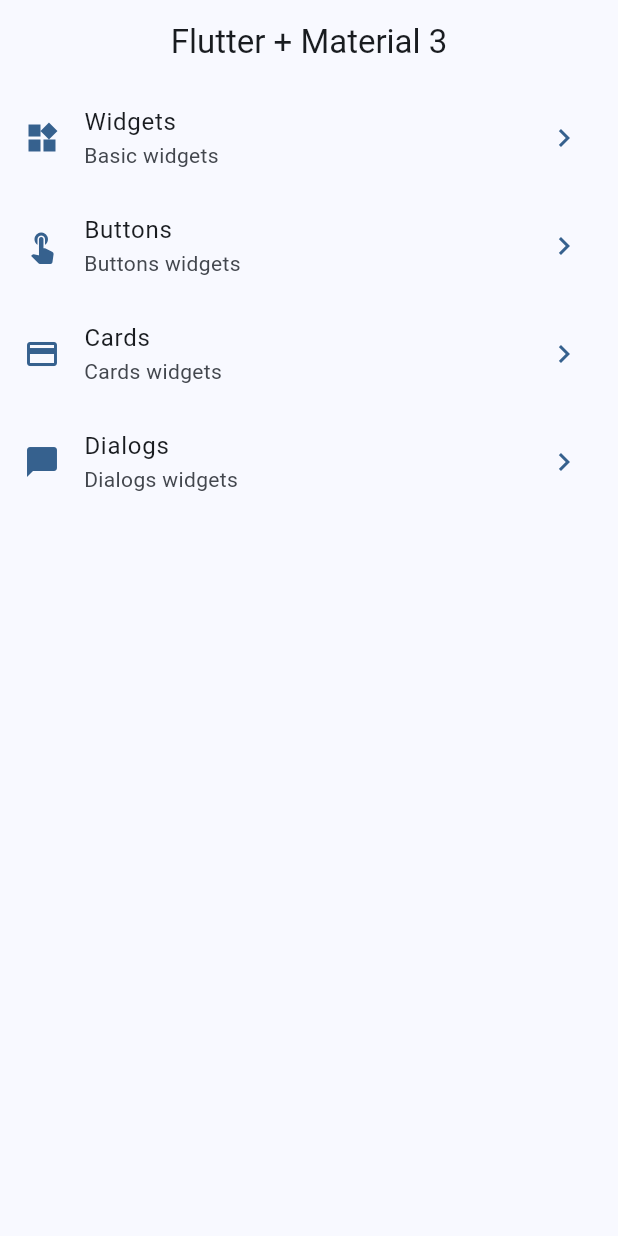
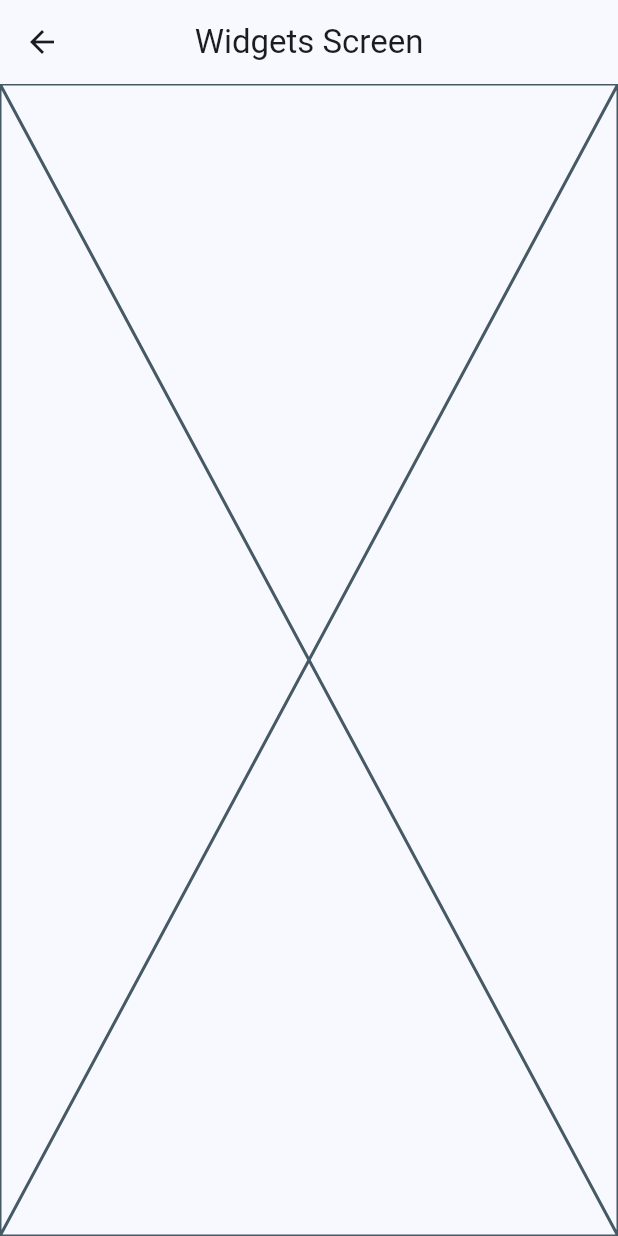
Before and after one commit to WWZ90/widgets_app, a Flutter app: the screen it shows after launch, after a tap on "Widgets", on a phone screen of 412 x 824 dp. Run offline on Flutter 3.47's test engine with Material 3 defaults, Android fonts, the phone set to English and light mode, and no system bars.

Commit message:
Configuring basic routes

```diff
--- a/lib/main.dart
+++ b/lib/main.dart
@@ -1,6 +1,10 @@
 import 'package:flutter/material.dart';
 import 'package:widgets_app/config/theme/app_theme.dart';
+import 'package:widgets_app/presentation/screens/buttons/buttons_screen.dart';
+import 'package:widgets_app/presentation/screens/cards/cards_screen.dart';
+import 'package:widgets_app/presentation/screens/dialogs/dialogs_screen.dart';
 import 'package:widgets_app/presentation/screens/home/home_screen.dart';
+import 'package:widgets_app/presentation/screens/widgets/widgets_screen.dart';
 
 void main() {
   runApp(const MainApp());
@@ -14,7 +18,13 @@ class MainApp extends StatelessWidget {
     return MaterialApp(
       debugShowCheckedModeBanner: false,
       theme: AppTheme(selectecColor: 2).getTheme(),
-      home: HomeScreen()
+      home: HomeScreen(),
+      routes: {
+        '/buttons': (context) => ButtonsScreen(),
+        '/cards': (context) => CardsScreen(),
+        '/widgets': (context) => WidgetsScreen(),
+        '/dialogs': (context) => DialogsScreen(),
+      },
     );
   }
 }
--- a/lib/presentation/screens/home/home_screen.dart
+++ b/lib/presentation/screens/home/home_screen.dart
@@ -1,5 +1,6 @@
 import 'package:flutter/material.dart';
 import 'package:widgets_app/config/menu/menu_items.dart';
+import 'package:widgets_app/presentation/screens/buttons/buttons_screen.dart';
 
 class HomeScreen extends StatelessWidget {
   const HomeScreen({super.key});
@@ -40,6 +41,10 @@ class _CustomListTile extends StatelessWidget {
       subtitle: Text(menuItem.subTitle),
       trailing: Icon(Icons.chevron_right_outlined, color: colors.primary),
       onTap: () {
+        Navigator.pushNamed(context, menuItem.link);
+        // Navigator.of(
+        //   context,
+        // ).push(MaterialPageRoute(builder: (context) => const ButtonsScreen()));
         //Navigator.pushNamed(context, menuItem.link);
       },
     );
--- /dev/null
+++ b/lib/presentation/screens/widgets/widgets_screen.dart
@@ -0,0 +1,16 @@
+import 'package:flutter/material.dart';
+
+class WidgetsScreen extends StatelessWidget {
+  const WidgetsScreen({super.key});
+
+  @override
+  Widget build(t) {
+    return Scaffold(
+      appBar: AppBar(
+        title: const Text('Widgets Screen'),
+        centerTitle: true,
+      ),
+      body: const Placeholder(),
+    );
+  }
+}
```
Also changed, not shown: lib/presentation/screens/buttons/buttons_screen.dart (added, +16 -0 lines), lib/presentation/screens/cards/cards_screen.dart (added, +16 -0 lines), lib/presentation/screens/dialogs/dialogs_screen.dart (added, +16 -0 lines).
